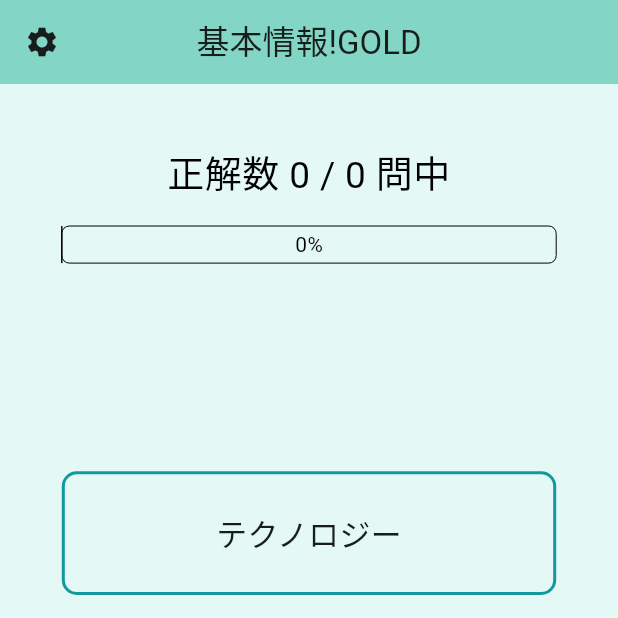
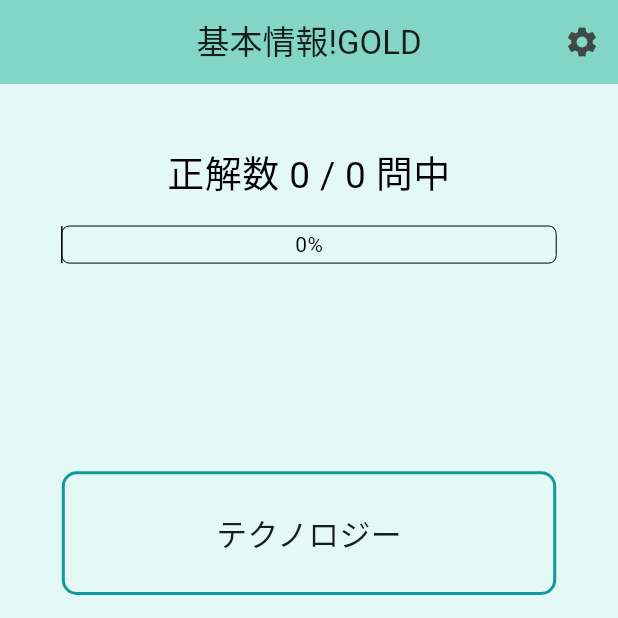
Before and after one commit to HANAUTA/2024_hal_fe_app, a Flutter app: the screen it shows after launch, on a phone screen of 412 x 824 dp, the top half of it. Run offline on Flutter 3.47's test engine with Material 3 defaults, Android fonts, the light colour scheme and no system bars; our stand-ins replace cloud_firestore, firebase_core, firebase_remote_config, share_plus, sqflite, vibration; accounts and stored records are empty.

Commit message:
歯車を右に配置

```diff
--- a/lib/pages/top_page.dart
+++ b/lib/pages/top_page.dart
@@ -75,7 +75,7 @@ class _MyHomePageState extends State<MyHomePage> {
     final dbPath = await getDatabasesPath();
     final path = join(dbPath, 'quiz_data.db'); // DBのパスを指定
 
-    // db削除
+    //db削除
     // if (_isFirstLaunch) {
     // await deleteDatabase(path);
     // }
@@ -196,7 +196,8 @@ class _MyHomePageState extends State<MyHomePage> {
         backgroundColor: Theme.of(context).colorScheme.inversePrimary,
         title: Text(widget.title),
         centerTitle: true,
-        leading: IconButton(
+        actions: [
+          IconButton(
             icon: Icon(Icons.settings),
             onPressed: () {
               // 設定ページへの遷移
@@ -208,7 +209,9 @@ class _MyHomePageState extends State<MyHomePage> {
               );
             },
           ),
+        ],
       ),
+
       body: SafeArea(
         child: Container(
           color: const Color(0xFFE4F9F5), // SafeAreaの背景色を設定
```
Lines whose indentation alone changed are shown as unchanged.
